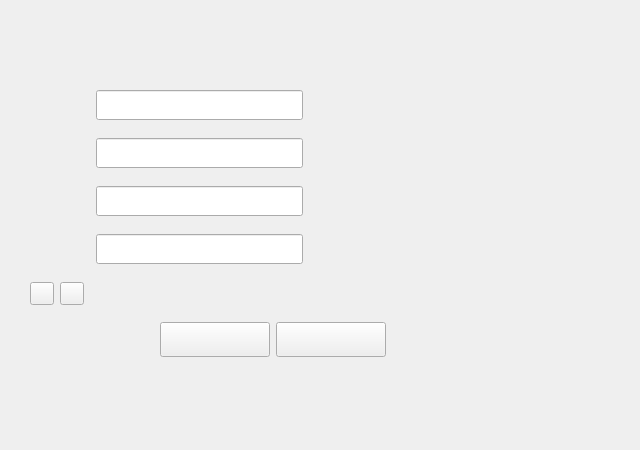
This is MGAWithSQL/dbconnectform.ui in amirtosson/MGAConnect as Qt 5 draws it before an edit. The edited form follows.
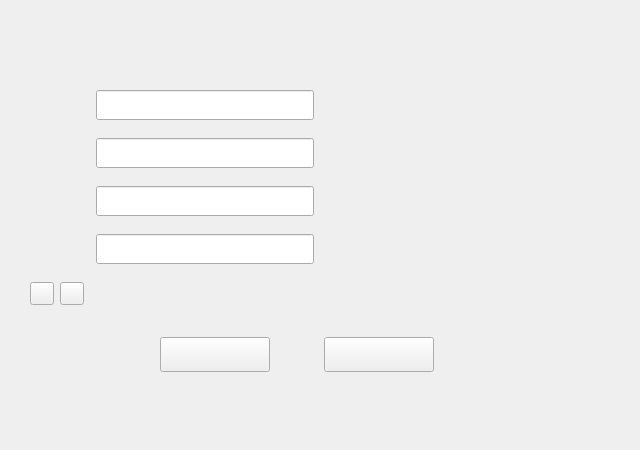
This is the edited form.

The edit to the form file:
```diff
--- a/MGAWithSQL/dbconnectform.ui
+++ b/MGAWithSQL/dbconnectform.ui
@@ -53,7 +53,7 @@
     <rect>
      <x>30</x>
      <y>80</y>
-     <width>480</width>
+     <width>501</width>
      <height>225</height>
     </rect>
    </property>
@@ -203,7 +203,7 @@
        <widget class="QLineEdit" name="DBURITextBox">
         <property name="minimumSize">
          <size>
-          <width>0</width>
+          <width>200</width>
           <height>30</height>
          </size>
         </property>
@@ -216,7 +216,7 @@
        <widget class="QLineEdit" name="DBPwdTextBox">
         <property name="minimumSize">
          <size>
-          <width>0</width>
+          <width>200</width>
           <height>30</height>
          </size>
         </property>
@@ -288,7 +288,7 @@
        <widget class="QLineEdit" name="DBNameTextBox">
         <property name="minimumSize">
          <size>
-          <width>0</width>
+          <width>200</width>
           <height>30</height>
          </size>
         </property>
@@ -304,7 +304,7 @@
        <widget class="QLineEdit" name="DBUserNameTextBox">
         <property name="minimumSize">
          <size>
-          <width>0</width>
+          <width>200</width>
           <height>30</height>
          </size>
         </property>
@@ -390,8 +390,8 @@
     <rect>
      <x>160</x>
      <y>320</y>
-     <width>280</width>
-     <height>40</height>
+     <width>321</width>
+     <height>70</height>
     </rect>
    </property>
    <layout class="QGridLayout" name="buttonsLayout">
@@ -440,6 +440,19 @@
       </property>
      </spacer>
     </item>
+    <item row="0" column="1">
+     <spacer name="horizontalSpacer_11">
+      <property name="orientation">
+       <enum>Qt::Horizontal</enum>
+      </property>
+      <property name="sizeHint" stdset="0">
+       <size>
+        <width>40</width>
+        <height>20</height>
+       </size>
+      </property>
+     </spacer>
+    </item>
    </layout>
   </widget>
  </widget>
```
